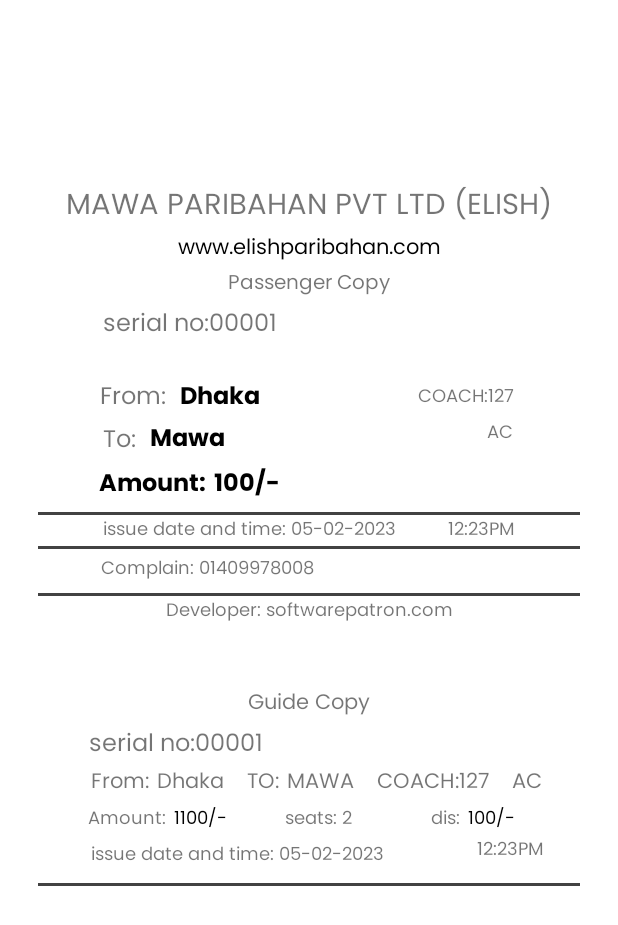
After one commit to Rusian007/Bus_App, an Android app: the layout ticket_long_route.xml on its own in the app's theme, with its tools: preview values and no code run, on a phone screen of 412 x 824 dp. The commit adds this screen. Shown: the top 925 px of the screen. Run offline under Robolectric (Android 15) with nearby library versions, the phone set to English and light mode, and no system bars.

```diff
--- a/app/src/main/java/com/example/busapp/Booking/ShortRouteBooking/ShortRouteBookingActivity.java
+++ b/app/src/main/java/com/example/busapp/Booking/ShortRouteBooking/ShortRouteBookingActivity.java
@@ -60,6 +60,7 @@ public class ShortRouteBookingActivity extends AppCompatActivity implements ToLo
         FromLocationSelected = intent.getStringExtra("FromLocation");
 
         fromLoc = findViewById(R.id.fromLocation);
+        fromLoc.setText(FromLocationSelected);
         toLoc = findViewById(R.id.toLocation);
         amount = findViewById(R.id.shortRoute_amount);
         printbtn = (Button) findViewById(R.id.ShortprintBtn);
@@ -129,6 +130,7 @@ public class ShortRouteBookingActivity extends AppCompatActivity implements ToLo
     @Override
     public void RemoveDestinationLocation(String locationName) {
         endLocationSelected.remove(locationName);
+        checkLocations();
     }
 
     @Override
@@ -151,6 +153,9 @@ public class ShortRouteBookingActivity extends AppCompatActivity implements ToLo
             fromLoc.setText(FromLocationSelected);
             toLoc.setText(endLocationSelected.get(0));
             amount.setText("500");
+        } else if(endLocationSelected.isEmpty()){
+            toLoc.setText("...");
+            amount.setText("...");
         }
     }
     public void finishActivity(View v){
--- a/app/src/main/java/com/example/busapp/Booking/ShortRouteBooking/ShortRouteFromLoationActivity.java
+++ b/app/src/main/java/com/example/busapp/Booking/ShortRouteBooking/ShortRouteFromLoationActivity.java
@@ -2,6 +2,7 @@ package com.example.busapp.Booking.ShortRouteBooking;
 
 import android.content.Intent;
 import android.os.Bundle;
+import android.util.Log;
 import android.view.View;
 import android.widget.Button;
 import android.widget.Toast;
@@ -75,6 +76,7 @@ public class ShortRouteFromLoationActivity extends AppCompatActivity implements
     public void GoToNext_View(View view){
         if (startLocationSelected.size()>0){
             Intent intent = new Intent(getApplicationContext(), ShortRouteBookingActivity.class);
+
             intent.putExtra("FromLocation", startLocationSelected.get(0));
             startActivity(intent);
             overridePendingTransition(R.anim.slide_in_right, R.anim.slide_out_left);
--- /dev/null
+++ b/app/src/main/res/layout/ticket_long_route.xml
@@ -0,0 +1,466 @@
+<?xml version="1.0" encoding="utf-8"?>
+<androidx.constraintlayout.widget.ConstraintLayout xmlns:android="http://schemas.android.com/apk/res/android"
+    xmlns:app="http://schemas.android.com/apk/res-auto"
+    xmlns:tools="http://schemas.android.com/tools"
+    android:padding="25dp"
+    android:layout_width="match_parent"
+    android:layout_height="match_parent">
+
+    <TextView
+        android:id="@+id/textView8"
+        android:layout_width="wrap_content"
+        android:layout_height="wrap_content"
+        android:fontFamily="@font/poppins_regular"
+        android:text="MAWA PARIBAHAN PVT LTD (ELISH)"
+        android:textSize="19sp"
+        app:layout_constraintBottom_toBottomOf="parent"
+        app:layout_constraintEnd_toEndOf="parent"
+        app:layout_constraintStart_toStartOf="parent"
+        app:layout_constraintTop_toTopOf="parent"
+        app:layout_constraintVertical_bias="0.13" />
+
+    <TextView
+        android:id="@+id/textView9"
+        app:layout_constraintEnd_toEndOf="parent"
+        app:layout_constraintStart_toStartOf="parent"
+        app:layout_constraintTop_toBottomOf="@+id/textView8"
+        android:layout_width="wrap_content"
+        android:layout_height="wrap_content"
+        android:fontFamily="@font/poppins_regular"
+        android:text="www.elishparibahan.com"
+        android:textColor="@color/black"
+        android:textSize="14sp"
+        tools:layout_editor_absoluteX="83dp"
+        tools:layout_editor_absoluteY="190dp" />
+
+    <TextView
+        android:id="@+id/textView09"
+        android:layout_width="wrap_content"
+        android:layout_height="wrap_content"
+        android:fontFamily="@font/poppins_regular"
+        android:text="Passenger Copy"
+        android:textSize="13sp"
+        app:layout_constraintEnd_toEndOf="parent"
+        app:layout_constraintStart_toStartOf="parent"
+        app:layout_constraintTop_toBottomOf="@+id/textView9" />
+
+    <TextView
+        android:id="@+id/long_route_ticket_serial"
+        android:layout_width="wrap_content"
+        android:layout_height="wrap_content"
+        android:layout_marginTop="25dp"
+        android:fontFamily="@font/poppins_regular"
+
+        android:text="serial no:00001 "
+        android:textSize="16sp"
+        app:layout_constraintEnd_toEndOf="parent"
+        app:layout_constraintHorizontal_bias="0.18"
+        app:layout_constraintStart_toStartOf="parent"
+        app:layout_constraintTop_toBottomOf="@+id/textView9" />
+
+    <TextView
+        android:id="@+id/normaltext2"
+        android:layout_width="wrap_content"
+        android:layout_height="wrap_content"
+
+        android:fontFamily="@font/poppins_regular"
+        android:text="From: "
+        android:textSize="16sp"
+        app:layout_constraintBottom_toBottomOf="parent"
+        app:layout_constraintEnd_toEndOf="parent"
+        app:layout_constraintHorizontal_bias="0.132"
+        app:layout_constraintStart_toStartOf="parent"
+        app:layout_constraintTop_toBottomOf="@+id/long_route_ticket_serial"
+        app:layout_constraintVertical_bias="0.04000002" />
+
+    <TextView
+        android:id="@+id/long_route_ticket_fromLocation"
+        android:layout_width="wrap_content"
+        android:layout_height="wrap_content"
+        android:layout_marginStart="5dp"
+        android:fontFamily="@font/poppins_bold"
+        android:text="Dhaka "
+        android:textColor="@color/black"
+        android:textSize="16sp"
+        app:layout_constraintBottom_toBottomOf="parent"
+        app:layout_constraintStart_toEndOf="@+id/normaltext2"
+        app:layout_constraintTop_toBottomOf="@+id/long_route_ticket_serial"
+        app:layout_constraintVertical_bias="0.04000002" />
+
+    <TextView
+        android:id="@+id/normalText"
+        android:layout_width="wrap_content"
+        android:layout_height="wrap_content"
+
+        android:layout_marginTop="2dp"
+        android:fontFamily="@font/poppins_regular"
+        android:text="To: "
+        android:textSize="16sp"
+        app:layout_constraintEnd_toEndOf="parent"
+        app:layout_constraintHorizontal_bias="0.13"
+        app:layout_constraintStart_toStartOf="parent"
+        app:layout_constraintTop_toBottomOf="@+id/normaltext2" />
+
+    <TextView
+        android:id="@+id/long_route_ticket_toLocation"
+        android:layout_width="wrap_content"
+        android:layout_height="wrap_content"
+        android:layout_marginStart="5dp"
+        android:fontFamily="@font/poppins_bold"
+        android:text="Mawa"
+        android:textColor="@color/black"
+        android:textSize="16sp"
+        app:layout_constraintStart_toEndOf="@+id/normalText"
+        app:layout_constraintTop_toBottomOf="@+id/long_route_ticket_fromLocation" />
+
+
+    <TextView
+        android:id="@+id/long_route_coach"
+        android:layout_width="wrap_content"
+        android:layout_height="wrap_content"
+        android:fontFamily="@font/poppins_regular"
+        android:text="COACH:127 "
+
+        android:textSize="12sp"
+        app:layout_constraintBottom_toBottomOf="parent"
+        app:layout_constraintEnd_toEndOf="parent"
+        app:layout_constraintHorizontal_bias="0.713"
+        app:layout_constraintStart_toEndOf="@+id/long_route_ticket_fromLocation"
+        app:layout_constraintTop_toBottomOf="@+id/long_route_ticket_serial"
+        app:layout_constraintVertical_bias="0.045" />
+
+    <TextView
+        android:id="@+id/Bustype_long_route"
+        android:layout_width="wrap_content"
+        android:layout_height="wrap_content"
+        android:layout_marginTop="3dp"
+        android:fontFamily="@font/poppins_regular"
+
+        android:text="AC"
+        android:textSize="12sp"
+        app:layout_constraintEnd_toEndOf="parent"
+        app:layout_constraintHorizontal_bias="0.87"
+        app:layout_constraintStart_toStartOf="parent"
+        app:layout_constraintTop_toBottomOf="@+id/long_route_coach" />
+
+    <TextView
+        android:id="@+id/date_long_route"
+        android:layout_width="wrap_content"
+        android:layout_height="wrap_content"
+        android:fontFamily="@font/poppins_regular"
+        android:text="issue date and time: 05-02-2023  "
+
+        android:textSize="12sp"
+        app:layout_constraintEnd_toEndOf="parent"
+        app:layout_constraintHorizontal_bias="0.27"
+        app:layout_constraintStart_toStartOf="parent"
+        app:layout_constraintTop_toBottomOf="@+id/view" />
+
+    <TextView
+        android:id="@+id/time_long_route"
+        android:layout_width="wrap_content"
+        android:layout_height="wrap_content"
+        android:fontFamily="@font/poppins_regular"
+        android:text="12:23PM"
+
+        android:textSize="12sp"
+        app:layout_constraintEnd_toEndOf="parent"
+        app:layout_constraintHorizontal_bias="0.39"
+        app:layout_constraintStart_toEndOf="@+id/date_long_route"
+        app:layout_constraintTop_toBottomOf="@+id/view" />
+
+    <View
+        android:id="@+id/view"
+        android:layout_width="match_parent"
+        android:layout_height="2dp"
+        android:layout_marginTop="4dp"
+        android:background="@color/cardview_dark_background"
+        app:layout_constraintEnd_toEndOf="parent"
+        app:layout_constraintHorizontal_bias="0.32"
+        app:layout_constraintStart_toStartOf="parent"
+        app:layout_constraintTop_toBottomOf="@+id/normalText3" />
+
+    <TextView
+        android:id="@+id/normalText3"
+        android:layout_width="wrap_content"
+        android:layout_height="wrap_content"
+        android:layout_marginTop="2dp"
+        android:fontFamily="@font/poppins_bold"
+        android:text="Amount: "
+        android:textColor="@color/black"
+        android:textSize="16sp"
+        app:layout_constraintEnd_toEndOf="parent"
+        app:layout_constraintHorizontal_bias="0.142"
+        app:layout_constraintStart_toStartOf="parent"
+        app:layout_constraintTop_toBottomOf="@+id/normalText" />
+
+    <TextView
+        android:id="@+id/long_route_ticket_amount"
+        android:layout_width="wrap_content"
+        android:layout_height="wrap_content"
+        android:layout_marginStart="2dp"
+        android:layout_marginTop="2dp"
+        android:fontFamily="@font/poppins_bold"
+        android:text="100/-"
+        android:textColor="@color/black"
+        android:textSize="16sp"
+        app:layout_constraintStart_toEndOf="@+id/normalText3"
+        app:layout_constraintTop_toBottomOf="@+id/long_route_ticket_toLocation" />
+
+
+    <View
+        android:id="@+id/anotherview"
+        android:layout_width="match_parent"
+        android:layout_height="2dp"
+        android:background="@color/cardview_dark_background"
+        app:layout_constraintEnd_toEndOf="parent"
+        app:layout_constraintStart_toStartOf="parent"
+        app:layout_constraintTop_toBottomOf="@+id/date_long_route" />
+
+    <TextView
+        android:id="@+id/complainText"
+        android:layout_width="wrap_content"
+        android:layout_height="wrap_content"
+        android:layout_marginTop="3dp"
+        android:fontFamily="@font/poppins_regular"
+
+        android:text="Complain: 01409978008"
+        android:textSize="12sp"
+        app:layout_constraintEnd_toEndOf="parent"
+        app:layout_constraintHorizontal_bias="0.19"
+        app:layout_constraintStart_toStartOf="parent"
+        app:layout_constraintTop_toBottomOf="@+id/anotherview" />
+
+    <View
+        android:id="@+id/anotherview1"
+        android:layout_width="match_parent"
+        android:layout_height="2dp"
+        android:layout_marginTop="5dp"
+        android:background="@color/cardview_dark_background"
+        app:layout_constraintEnd_toEndOf="parent"
+        app:layout_constraintStart_toStartOf="parent"
+        app:layout_constraintTop_toBottomOf="@+id/complainText" />
+
+    <TextView
+        android:id="@+id/devInfo"
+        android:layout_width="wrap_content"
+        android:layout_height="wrap_content"
+        android:fontFamily="@font/poppins_regular"
+        android:text="Developer: softwarepatron.com"
+
+        android:textSize="12sp"
+        app:layout_constraintEnd_toEndOf="parent"
+        app:layout_constraintStart_toStartOf="parent"
+        app:layout_constraintTop_toBottomOf="@+id/anotherview1" />
+
+    <TextView
+        android:id="@+id/normalTextcopy"
+        android:layout_width="wrap_content"
+        android:layout_height="wrap_content"
+        android:fontFamily="@font/poppins_regular"
+        android:text="Guide Copy"
+
+        android:textSize="14sp"
+        app:layout_constraintBottom_toBottomOf="parent"
+        app:layout_constraintEnd_toEndOf="parent"
+        app:layout_constraintStart_toStartOf="parent"
+
+        app:layout_constraintTop_toBottomOf="@+id/devInfo"
+        app:layout_constraintVertical_bias="0.110000014" />
+
+    <TextView
+        android:id="@+id/long_route_ticket_serial_GCpy"
+        android:layout_width="wrap_content"
+        android:layout_height="wrap_content"
+        android:layout_marginTop="2dp"
+
+        android:layout_marginBottom="2dp"
+        android:fontFamily="@font/poppins_regular"
+        android:text="serial no:00001 "
+        android:textSize="16sp"
+        app:layout_constraintBottom_toBottomOf="parent"
+        app:layout_constraintEnd_toEndOf="parent"
+        app:layout_constraintHorizontal_bias="0.14"
+        app:layout_constraintStart_toStartOf="parent"
+        app:layout_constraintTop_toBottomOf="@+id/normalTextcopy"
+        app:layout_constraintVertical_bias="0.0" />
+
+    <TextView
+        android:id="@+id/normaltext2_GCpy"
+        android:layout_width="wrap_content"
+        android:layout_height="wrap_content"
+
+        android:fontFamily="@font/poppins_regular"
+        android:text="From: "
+        android:textSize="14sp"
+        app:layout_constraintEnd_toEndOf="parent"
+        app:layout_constraintHorizontal_bias="0.11"
+        app:layout_constraintStart_toStartOf="parent"
+        app:layout_constraintTop_toBottomOf="@+id/long_route_ticket_serial_GCpy" />
+
+    <TextView
+        android:id="@+id/long_route_ticket_fromLocation_GCpy"
+        android:layout_width="wrap_content"
+        android:layout_height="wrap_content"
+        android:layout_marginStart="1dp"
+        android:fontFamily="@font/poppins_regular"
+
+        android:text="Dhaka "
+        android:textSize="14sp"
+        app:layout_constraintStart_toEndOf="@+id/normaltext2_GCpy"
+        app:layout_constraintTop_toBottomOf="@+id/long_route_ticket_serial_GCpy" />
+
+    <TextView
+        android:id="@+id/normaltext3_GCpy"
+        android:layout_width="wrap_content"
+        android:layout_height="wrap_content"
+
+        android:layout_marginStart="11dp"
+        android:fontFamily="@font/poppins_regular"
+        android:text="TO: "
+        android:textSize="14sp"
+        app:layout_constraintStart_toEndOf="@+id/long_route_ticket_fromLocation_GCpy"
+        app:layout_constraintTop_toBottomOf="@+id/long_route_ticket_serial_GCpy" />
+
+    <TextView
+        android:id="@+id/long_route_ticket_toLocation_GCpy"
+        android:layout_width="wrap_content"
+        android:layout_height="wrap_content"
+        android:layout_marginStart="1dp"
+        android:fontFamily="@font/poppins_regular"
+
+        android:text="MAWA "
+        android:textSize="14sp"
+        app:layout_constraintStart_toEndOf="@+id/normaltext3_GCpy"
+        app:layout_constraintTop_toBottomOf="@+id/long_route_ticket_serial_GCpy" />
+
+    <TextView
+        android:id="@+id/long_route_coach_GCpy"
+        android:layout_width="wrap_content"
+        android:layout_height="wrap_content"
+        android:layout_marginStart="11dp"
+        android:fontFamily="@font/poppins_regular"
+
+        android:text="COACH:127 "
+        android:textSize="14sp"
+        app:layout_constraintStart_toEndOf="@+id/long_route_ticket_toLocation_GCpy"
+        app:layout_constraintTop_toBottomOf="@+id/long_route_ticket_serial_GCpy" />
+
+    <TextView
+        android:id="@+id/Bustype_long_route_GCpy"
+        android:layout_width="wrap_content"
+        android:layout_height="wrap_content"
+        android:layout_marginStart="11dp"
+
+        android:fontFamily="@font/poppins_regular"
+        android:text="AC"
+        android:textSize="14sp"
+        app:layout_constraintStart_toEndOf="@+id/long_route_coach_GCpy"
+        app:layout_constraintTop_toBottomOf="@+id/long_route_ticket_serial_GCpy" />
+
+    <TextView
+        android:id="@+id/am"
+        android:layout_width="wrap_content"
+        android:layout_height="wrap_content"
+        android:layout_marginTop="2dp"
+        android:fontFamily="@font/poppins_regular"
+        android:text="Amount: "
+        android:textSize="12sp"
+        app:layout_constraintEnd_toEndOf="parent"
+        app:layout_constraintHorizontal_bias="0.11"
+        app:layout_constraintStart_toStartOf="parent"
+        app:layout_constraintTop_toBottomOf="@+id/normaltext2_GCpy" />
+
+    <TextView
+        android:id="@+id/amount_GCpy"
+        android:layout_width="wrap_content"
+        android:layout_height="wrap_content"
+        android:layout_marginStart="2dp"
+        android:layout_marginTop="2dp"
+        android:fontFamily="@font/poppins_regular"
+        android:text="1100/-"
+        android:textColor="@color/black"
+        android:textSize="12sp"
+        app:layout_constraintStart_toEndOf="@+id/am"
+        app:layout_constraintTop_toBottomOf="@+id/long_route_ticket_fromLocation_GCpy" />
+
+    <TextView
+        android:id="@+id/seat_GCpy"
+        android:layout_width="wrap_content"
+        android:layout_height="wrap_content"
+        android:layout_marginTop="2dp"
+        android:fontFamily="@font/poppins_regular"
+        android:text="seats: 2"
+        android:textSize="12sp"
+        app:layout_constraintEnd_toEndOf="parent"
+        app:layout_constraintHorizontal_bias="0.52"
+        app:layout_constraintStart_toStartOf="parent"
+        app:layout_constraintTop_toBottomOf="@+id/long_route_ticket_toLocation_GCpy" />
+
+    <TextView
+        android:id="@+id/text_GCpy"
+        android:layout_width="wrap_content"
+        android:layout_height="wrap_content"
+        android:layout_marginStart="11dp"
+        android:layout_marginTop="2dp"
+        android:fontFamily="@font/poppins_regular"
+        android:text="dis: "
+        android:textSize="12sp"
+        app:layout_constraintEnd_toEndOf="parent"
+        app:layout_constraintHorizontal_bias="0.35"
+        app:layout_constraintStart_toEndOf="@+id/seat_GCpy"
+        app:layout_constraintTop_toBottomOf="@+id/long_route_coach_GCpy" />
+
+    <TextView
+        android:id="@+id/dis_GCpy"
+        android:layout_width="wrap_content"
+        android:layout_height="wrap_content"
+        android:layout_marginStart="2dp"
+        android:layout_marginTop="2dp"
+        android:fontFamily="@font/poppins_regular"
+        android:text="100/-"
+        android:textColor="@color/black"
+        android:textSize="12sp"
+        app:layout_constraintStart_toEndOf="@+id/text_GCpy"
+        app:layout_constraintTop_toBottomOf="@+id/Bustype_long_route_GCpy" />
+
+
+    <View
+        android:id="@+id/anotherview11"
+        android:layout_width="match_parent"
+        android:layout_height="2dp"
+        android:layout_marginTop="8dp"
+        android:background="@color/cardview_dark_background"
+        app:layout_constraintEnd_toEndOf="parent"
+        app:layout_constraintHorizontal_bias="0.32"
+        app:layout_constraintStart_toStartOf="parent"
+        app:layout_constraintTop_toBottomOf="@+id/date_long_route_GCpy" />
+
+    <TextView
+        android:id="@+id/date_long_route_GCpy"
+        android:layout_width="wrap_content"
+        android:layout_height="wrap_content"
+        android:layout_marginTop="3dp"
+        android:fontFamily="@font/poppins_regular"
+
+        android:text="issue date and time: 05-02-2023  "
+        android:textSize="12sp"
+        app:layout_constraintEnd_toEndOf="parent"
+        app:layout_constraintHorizontal_bias="0.22"
+        app:layout_constraintStart_toStartOf="parent"
+        app:layout_constraintTop_toBottomOf="@+id/am" />
+
+    <TextView
+        android:id="@+id/time_long_route_GCpy"
+        android:layout_width="wrap_content"
+        android:layout_height="wrap_content"
+        android:fontFamily="@font/poppins_regular"
+        android:text="12:23PM"
+
+        android:textSize="12sp"
+        app:layout_constraintEnd_toEndOf="parent"
+        app:layout_constraintHorizontal_bias="0.7"
+        app:layout_constraintStart_toEndOf="@+id/date_long_route_GCpy"
+        app:layout_constraintTop_toBottomOf="@+id/text_GCpy" />
+
+</androidx.constraintlayout.widget.ConstraintLayout>
```
Also changed, not shown: app/src/main/res/layout/ticket_short_route.xml (added, +226 -0 lines).
